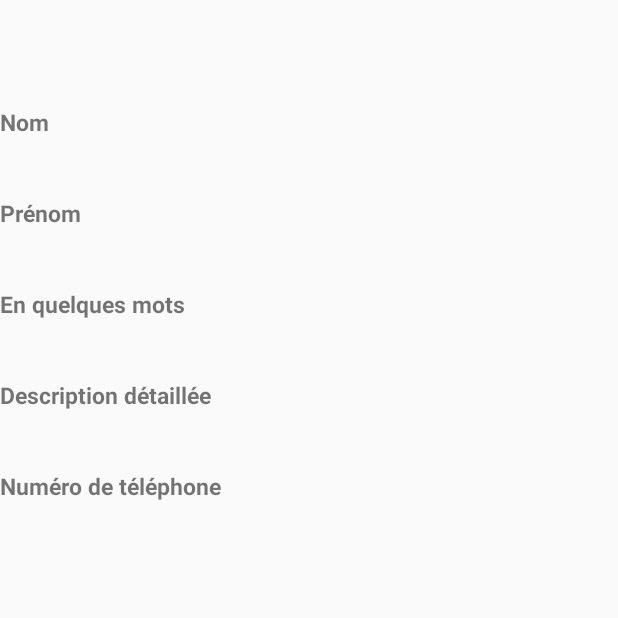
After one commit to wanghanting/ihm-android, an Android app: the other_user screen opened directly, with no data from a screen before it, on a phone screen of 412 x 824 dp, the top half of it. The commit adds this screen. Run offline under Robolectric (Android 15) with nearby library versions, the phone set to English and light mode, and no system bars.

Commit message:
Ajout de followers

```diff
--- /dev/null
+++ b/app/src/main/java/com/example/ihm_android/other_user.java
@@ -0,0 +1,45 @@
+package com.example.ihm_android;
+
+import android.content.Intent;
+import android.support.v7.app.AppCompatActivity;
+import android.os.Bundle;
+import android.widget.TextView;
+
+public class other_user extends AppCompatActivity {
+
+    TextView tvUserNameFollower;
+    TextView etLastNameFollower;
+    TextView etFirstNameFollower;
+    TextView etShortDescriptionFollower;
+    TextView etLongDescriptionFollower;
+    TextView tvNumeroTel;
+
+    @Override
+    protected void onCreate(Bundle savedInstanceState) {
+        super.onCreate(savedInstanceState);
+        setContentView(R.layout.activity_other_user);
+
+        Intent intent = getIntent();
+        String username = intent.getStringExtra("username");
+        String nom = intent.getStringExtra("nom");
+        String prenom = intent.getStringExtra("prenom");
+        String smalldescription = intent.getStringExtra("smalldescription");
+        String longDescription = intent.getStringExtra("longDescription");
+        String numeroTel = intent.getStringExtra("numeroTel");
+
+        tvUserNameFollower = (TextView) findViewById(R.id.tvUserNameFollower);
+        etLastNameFollower = (TextView) findViewById(R.id.etLastNameFollower);
+        etFirstNameFollower = (TextView) findViewById(R.id.etFirstNameFollower);
+        etShortDescriptionFollower = (TextView) findViewById(R.id.etShortDescriptionFollower);
+        etLongDescriptionFollower = (TextView) findViewById(R.id.etLongDescriptionFollower);
+        tvNumeroTel = (TextView) findViewById(R.id.tvNumeroTel);
+
+
+        tvUserNameFollower.setText(username);
+        etLastNameFollower.setText(nom);
+        etFirstNameFollower.setText(prenom);
+        etShortDescriptionFollower.setText(smalldescription);
+        etLongDescriptionFollower.setText(longDescription);
+        tvNumeroTel.setText(numeroTel);
+    }
+}
--- /dev/null
+++ b/app/src/main/res/layout/activity_other_user.xml
@@ -0,0 +1,93 @@
+<?xml version="1.0" encoding="utf-8"?>
+<LinearLayout xmlns:android="http://schemas.android.com/apk/res/android"
+    xmlns:app="http://schemas.android.com/apk/res-auto"
+    xmlns:tools="http://schemas.android.com/tools"
+    android:layout_width="match_parent"
+    android:layout_height="match_parent"
+    android:orientation="vertical"
+    tools:context=".other_user">
+
+    <TextView
+        android:id="@+id/tvUserNameFollower"
+        android:layout_width="match_parent"
+        android:layout_height="wrap_content"
+        android:layout_marginBottom="30dp"
+        android:gravity="center"
+        android:text="Profil"
+        android:textColor="#2979ff"
+        android:textSize="30dp"
+        android:textStyle="bold" />
+
+    <TextView
+        android:layout_width="wrap_content"
+        android:layout_height="wrap_content"
+        android:layout_marginBottom="10dp"
+        android:text="Nom"
+        android:textStyle="bold"
+        android:textSize="15dp"/>
+
+    <TextView
+        android:id="@+id/etLastNameFollower"
+        android:layout_width="180dp"
+        android:layout_height="wrap_content"
+        android:layout_marginBottom="10dp" />
+
+    <TextView
+        android:layout_width="wrap_content"
+        android:layout_height="wrap_content"
+        android:layout_marginBottom="10dp"
+        android:text="Prénom"
+        android:textStyle="bold"
+        android:textSize="15dp"/>
+
+    <TextView
+        android:id="@+id/etFirstNameFollower"
+        android:layout_width="180dp"
+        android:layout_height="wrap_content"
+        android:layout_marginBottom="10dp" />
+
+    <TextView
+        android:layout_width="wrap_content"
+        android:layout_height="wrap_content"
+        android:layout_marginBottom="10dp"
+        android:text="En quelques mots"
+        android:textStyle="bold"
+        android:textSize="15dp"/>
+
+    <TextView
+        android:id="@+id/etShortDescriptionFollower"
+        android:layout_width="match_parent"
+        android:layout_height="wrap_content"
+        android:layout_marginBottom="10dp" />
+
+    <TextView
+        android:layout_width="wrap_content"
+        android:layout_height="wrap_content"
+        android:layout_marginBottom="10dp"
+        android:text="Description détaillée"
+        android:textStyle="bold"
+        android:textSize="15dp"/>
+
+    <TextView
+        android:id="@+id/etLongDescriptionFollower"
+        android:layout_width="match_parent"
+        android:layout_height="wrap_content"
+        android:layout_marginBottom="10dp"
+        android:ems="10" />
+
+    <TextView
+        android:layout_width="wrap_content"
+        android:layout_height="wrap_content"
+        android:layout_marginBottom="10dp"
+        android:text="Numéro de téléphone"
+        android:textStyle="bold"
+        android:textSize="15dp"/>
+
+    <TextView
+        android:id="@+id/tvNumeroTel"
+        android:layout_width="match_parent"
+        android:layout_height="wrap_content"
+        android:layout_marginBottom="10dp"
+        android:ems="10" />
+
+</LinearLayout>
```
Also changed, not shown: app/src/main/AndroidManifest.xml (+16 -16 lines), app/src/main/java/com/example/ihm_android/CustomGrid.java (+5 -5 lines), app/src/main/java/com/example/ihm_android/Data.java (+19 -14 lines), app/src/main/java/com/example/ihm_android/MainActivity.java (+10 -0 lines), app/src/main/java/com/example/ihm_android/User.java (+12 -0 lines), app/src/main/java/com/example/ihm_android/type_aliment.java (+19 -27 lines), app/src/main/res/layout/activity_main.xml (+11 -0 lines), app/src/main/res/layout/activity_type_aliment.xml (+0 -8 lines), app/src/main/res/drawable/anonymous.png (added).
